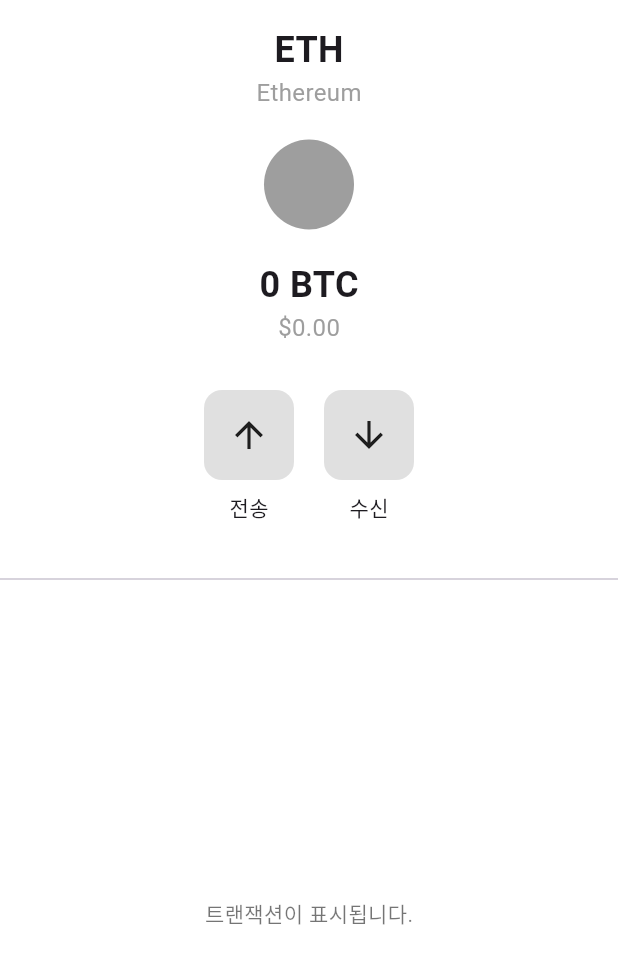
After one commit to angkmfirefoxygal/Eifty, a Flutter app: the MainScreen screen opened by its route, on a phone screen of 412 x 824 dp. The commit adds this screen. Shown: the top 964 px of the screen. Run offline on Flutter 3.47's test engine with Material 3 defaults, Android fonts, the phone set to English and light mode, and no system bars; our stand-ins replace convert, flutter_secure_storage; missing offline and left inert: bip39, web3dart; accounts and stored records are empty.

Commit message:
FEAT: main 페이지 디자인 생성

```diff
--- a/lib/app/app.dart
+++ b/lib/app/app.dart
@@ -1,6 +1,7 @@
 import 'package:eifty/presentation/screens/home_screen.dart';
 import 'package:eifty/presentation/screens/wallet_list_screen.dart';
 import 'package:eifty/presentation/screens/wallet_created_screen.dart';
+import 'package:eifty/view/wallet/main_screen.dart';
 import 'package:eifty/view/wallet/wallet_mnemonic_confirm_screen.dart';
 import 'package:eifty/view/wallet/wallet_mnemonic_screen.dart';
 import 'package:eifty/view/wallet/wallet_recovery_screen.dart';
@@ -30,6 +31,7 @@
           '/wallet/created': (context) => const WalletCreatedScreen(),
           '/wallet/recover': (context) => const WalletRecoveryScreen(),
           '/wallet/list': (context) => const WalletListScreen(),
+          '/main': (context) => const MainScreen(),
         },
       ),
     );
--- /dev/null
+++ b/lib/view/wallet/main_screen.dart
@@ -0,0 +1,99 @@
+import 'package:flutter/material.dart';
+
+void main() {
+  runApp(const CryptoApp());
+}
+
+class CryptoApp extends StatelessWidget {
+  const CryptoApp({super.key});
+
+  @override
+  Widget build(BuildContext context) {
+    return MaterialApp(
+      title: 'Crypto Wallet',
+      theme: ThemeData(primarySwatch: Colors.blue),
+      home: const MainScreen(),
+    );
+  }
+}
+
+class MainScreen extends StatelessWidget {
+  const MainScreen({super.key});
+
+  @override
+  Widget build(BuildContext context) {
+    return Scaffold(
+      backgroundColor: Colors.white,
+      body: SafeArea(
+        child: Column(
+          children: [
+            const SizedBox(height: 16),
+            const Text(
+              'ETH',
+              style: TextStyle(fontSize: 24, fontWeight: FontWeight.bold),
+            ),
+            const Text(
+              'Ethereum',
+              style: TextStyle(fontSize: 16, color: Colors.grey),
+            ),
+            const SizedBox(height: 20),
+            const CircleAvatar(radius: 30, backgroundColor: Colors.grey),
+            const SizedBox(height: 20),
+            const Text(
+              '0 BTC',
+              style: TextStyle(fontSize: 24, fontWeight: FontWeight.bold),
+            ),
+            const Text(
+              '\$0.00',
+              style: TextStyle(fontSize: 16, color: Colors.grey),
+            ),
+            const SizedBox(height: 30),
+            Row(
+              mainAxisAlignment: MainAxisAlignment.center,
+              children: [
+                _ActionButton(icon: Icons.arrow_upward, label: '전송'),
+                const SizedBox(width: 20),
+                _ActionButton(icon: Icons.arrow_downward, label: '수신'),
+              ],
+            ),
+            const SizedBox(height: 30),
+            const Divider(thickness: 1),
+            const Expanded(
+              child: Center(
+                child: Text(
+                  '트랜잭션이 표시됩니다.',
+                  style: TextStyle(color: Colors.black54),
+                ),
+              ),
+            ),
+          ],
+        ),
+      ),
+    );
+  }
+}
+
+class _ActionButton extends StatelessWidget {
+  final IconData icon;
+  final String label;
+
+  const _ActionButton({required this.icon, required this.label});
+
+  @override
+  Widget build(BuildContext context) {
+    return Column(
+      children: [
+        Container(
+          padding: const EdgeInsets.all(16),
+          decoration: BoxDecoration(
+            color: Colors.grey.shade300,
+            borderRadius: BorderRadius.circular(12),
+          ),
+          child: Icon(icon, size: 28),
+        ),
+        const SizedBox(height: 8),
+        Text(label),
+      ],
+    );
+  }
+}
```
